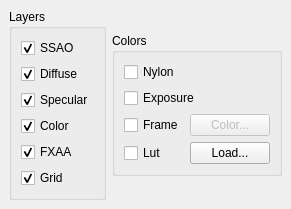
First picture: the form in PerryEditor/renderingoptions.ui, repository APerricone/PerryEngine, before the edit.
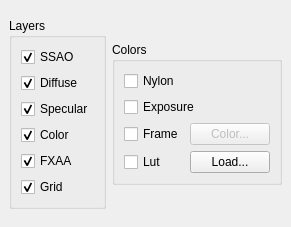
Second picture: the form after the edit.

Diff of the .ui file:
```diff
--- a/PerryEditor/renderingoptions.ui
+++ b/PerryEditor/renderingoptions.ui
@@ -6,8 +6,8 @@
    <rect>
     <x>0</x>
     <y>0</y>
-    <width>264</width>
-    <height>205</height>
+    <width>276</width>
+    <height>227</height>
    </rect>
   </property>
   <property name="locale">
```
